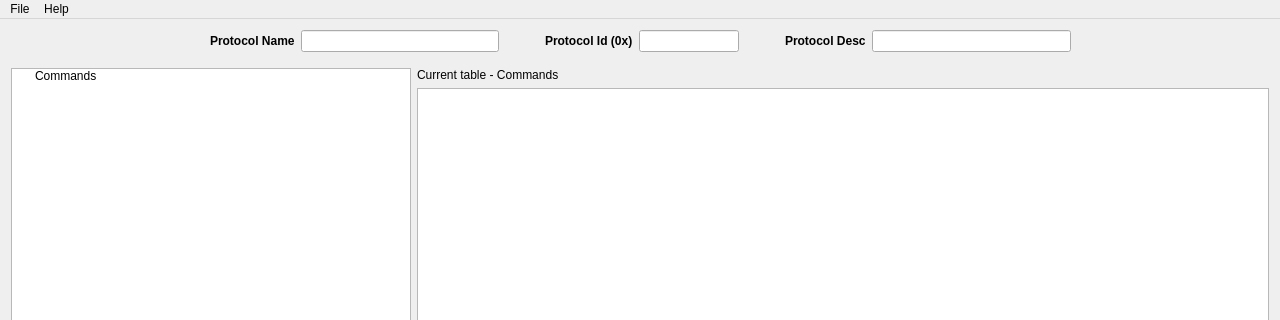
Above: src/mainwindow.ui from jean-roland/LCSF_Generator before the change; both pictures show x 0 to 1280 and y 0 to 320 of the 1280 by 768 pixel window. Below: the same form after it.
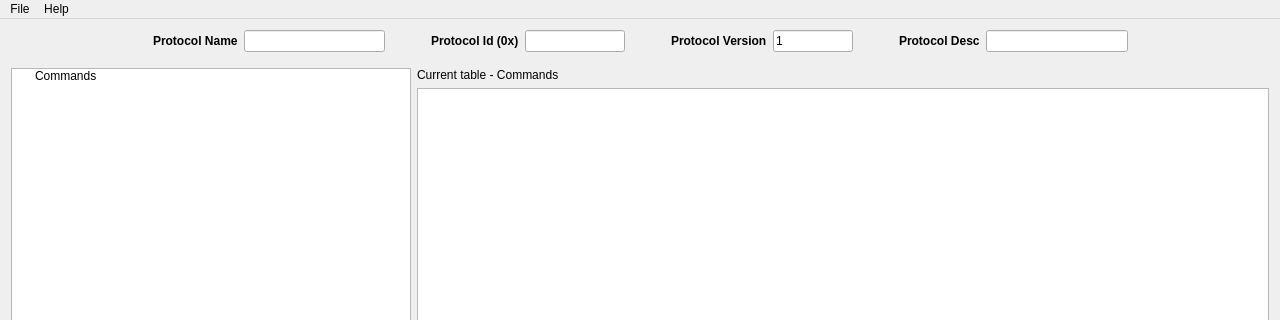
That is the form after the change. Icons and pictures are not drawn.

Commit message: feat: add protocol version field

What changed in the file:
```diff
--- a/src/mainwindow.ui
+++ b/src/mainwindow.ui
@@ -120,6 +120,54 @@
         </property>
        </widget>
       </item>
+      <item>
+       <spacer name="horizontalSpacer_ver">
+        <property name="orientation">
+         <enum>Qt::Horizontal</enum>
+        </property>
+        <property name="sizeType">
+         <enum>QSizePolicy::Fixed</enum>
+        </property>
+        <property name="sizeHint" stdset="0">
+         <size>
+          <width>40</width>
+          <height>20</height>
+         </size>
+        </property>
+       </spacer>
+      </item>
+      <item>
+       <widget class="QLabel" name="labelProtocolVersion">
+        <property name="font">
+         <font>
+          <weight>75</weight>
+          <bold>true</bold>
+         </font>
+        </property>
+        <property name="text">
+         <string>Protocol Version</string>
+        </property>
+       </widget>
+      </item>
+      <item>
+       <widget class="QLineEdit" name="leProtocolVersion">
+        <property name="maximumSize">
+         <size>
+          <width>80</width>
+          <height>16777215</height>
+         </size>
+        </property>
+        <property name="toolTip">
+         <string>Protocol version number (0-65535)</string>
+        </property>
+        <property name="maxLength">
+         <number>5</number>
+        </property>
+        <property name="text">
+         <string>1</string>
+        </property>
+       </widget>
+      </item>
       <item>
        <spacer name="horizontalSpacer_8">
         <property name="orientation">
```
The commit also changes 21 other files.
